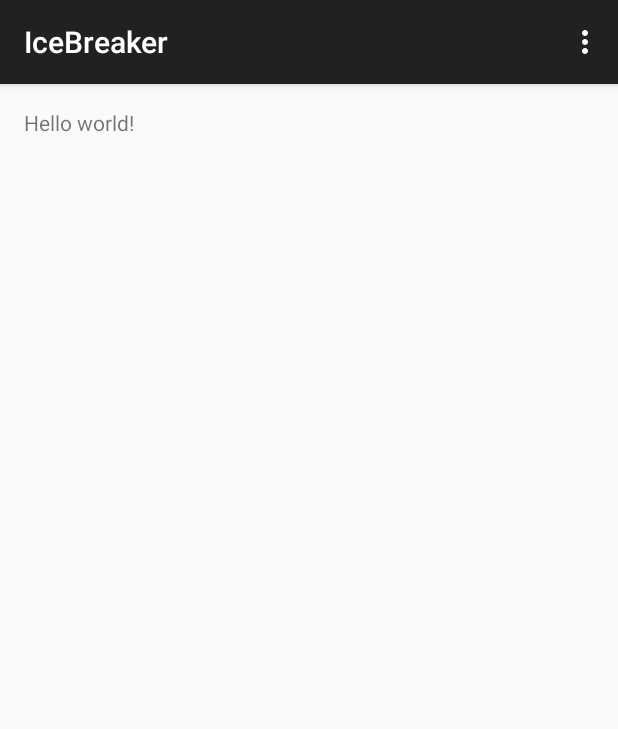
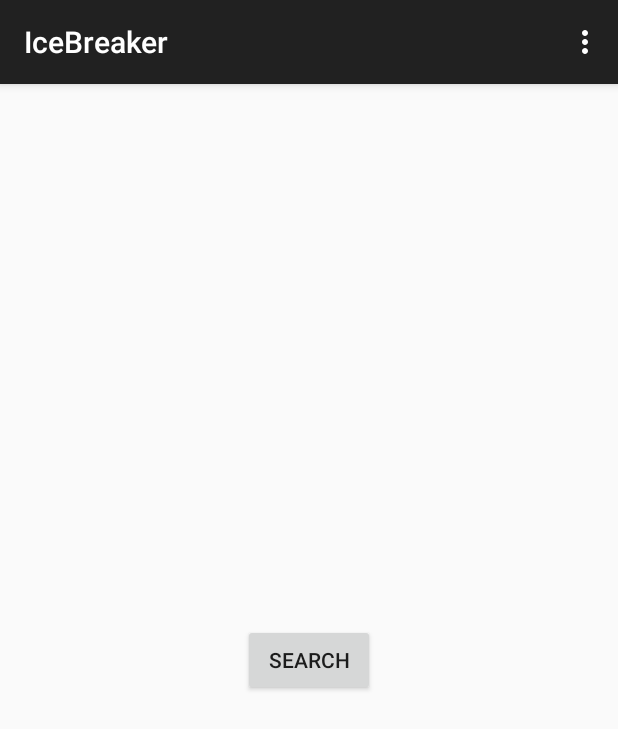
Before and after one commit to BiteCoda/icebreaker-app, an Android app: the screen it shows after launch (MainActivity), on a phone screen of 412 x 824 dp. Shown: the top 729 px of the screen. Run offline under Robolectric (Android 15) with nearby library versions, the phone set to English and light mode, and no system bars.

Commit message:
Created search button

```diff
--- a/IceBreakerAndroid/app/src/main/res/layout/activity_main.xml
+++ b/IceBreakerAndroid/app/src/main/res/layout/activity_main.xml
@@ -5,7 +5,12 @@
     android:paddingTop="@dimen/activity_vertical_margin"
     android:paddingBottom="@dimen/activity_vertical_margin" tools:context=".MainActivity">
 
-    <TextView android:text="@string/hello_world" android:layout_width="wrap_content"
-        android:layout_height="wrap_content" />
-
+    <Button
+        android:layout_width="wrap_content"
+        android:layout_height="wrap_content"
+        android:text="@string/searchButton"
+        android:id="@+id/button"
+        android:layout_centerVertical="true"
+        android:layout_centerHorizontal="true"
+        android:width="@dimen/dialog_fixed_width_major" />
 </RelativeLayout>
--- a/IceBreakerAndroid/app/src/main/res/values/strings.xml
+++ b/IceBreakerAndroid/app/src/main/res/values/strings.xml
@@ -4,5 +4,6 @@
     <string name="app_name">IceBreaker</string>
     <string name="hello_world">Hello world!</string>
     <string name="action_settings">Settings</string>
+    <string name="searchButton">Search</string>
 
 </resources>
```
